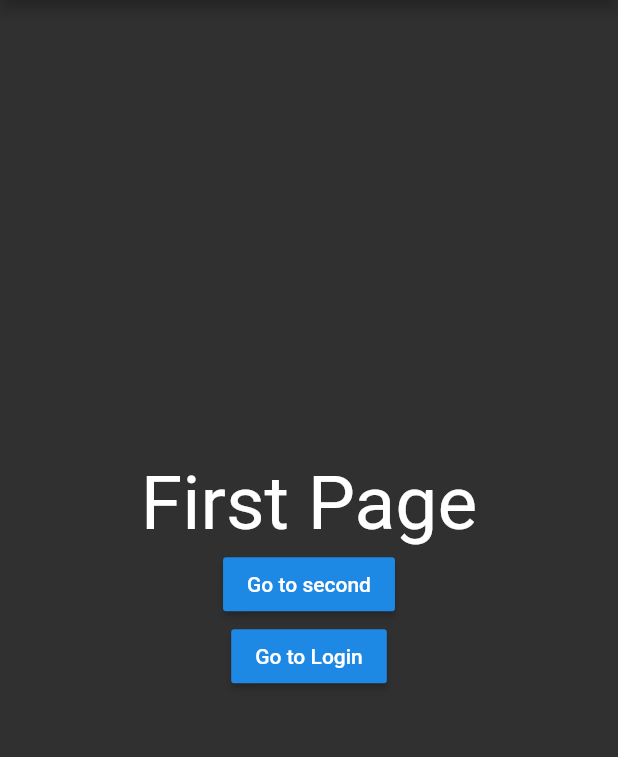
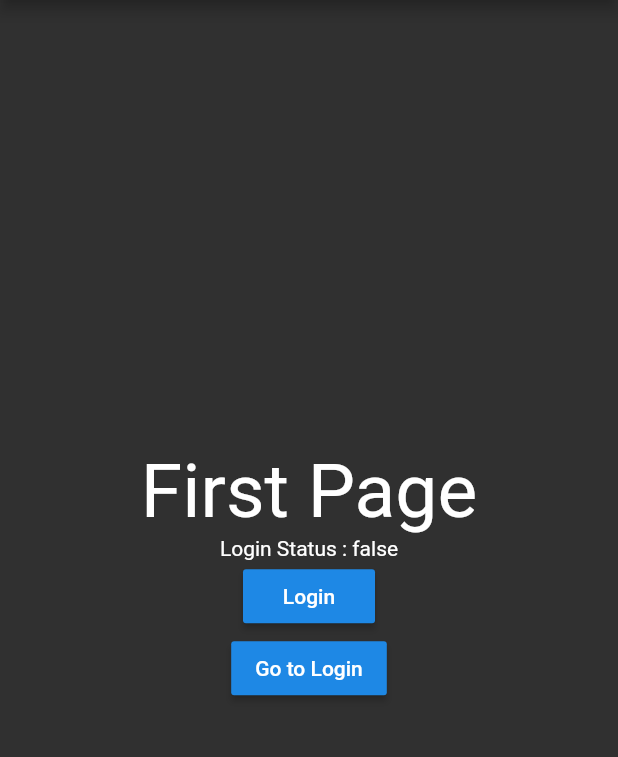
Before and after one commit to ChangJoo-Park/template_flutter_listing_app, a Flutter app: the screen it shows after launch, on a phone screen of 412 x 824 dp, the part 84-841 px from its top. Run offline on Flutter 3.47's test engine with Material 2 defaults, Android fonts, the phone set to English and light mode, and no system bars.

Commit message:
Implement AccountState.loggedIn to home_page

```diff
--- a/lib/widgets/pages/home_page.dart
+++ b/lib/widgets/pages/home_page.dart
@@ -1,9 +1,13 @@
 import 'package:flutter/material.dart';
+import 'package:provider/provider.dart';
+
 import '../drawer.dart';
+import '../../states/account_state.dart';
 
 class HomePage extends StatelessWidget {
   @override
   Widget build(BuildContext context) {
+    final $account = Provider.of<AccountState>(context);
     return Scaffold(
       appBar: AppBar(
         title: Text('Routing App'),
@@ -17,21 +21,29 @@ class HomePage extends StatelessWidget {
               'First Page',
               style: TextStyle(fontSize: 50),
             ),
-            RaisedButton(
-              child: Text('Go to second'),
-              onPressed: () {
-                Navigator.of(context).pushNamed(
-                  '/second',
-                  arguments: 'Hello there from the first page!',
-                );
-              },
+            Text(
+              'Login Status : ${$account.loggedIn}',
             ),
-            RaisedButton(
-              child: Text('Go to Login'),
-              onPressed: () {
-                Navigator.pushReplacementNamed(context, '/login');
-              },
-            ),
+            $account.loggedIn
+                ? RaisedButton(
+                    child: Text('Logout'),
+                    onPressed: Provider.of<AccountState>(context).logout,
+                  )
+                : RaisedButton(
+                    child: Text('Login'),
+                    onPressed: Provider.of<AccountState>(context).login,
+                  ),
+            $account.loggedIn
+                ? RaisedButton(
+                    child: Text('Go to second'),
+                    onPressed: () => Navigator.of(context).pushNamed('/second',
+                        arguments: 'Hello there from the first page!'),
+                  )
+                : RaisedButton(
+                    child: Text('Go to Login'),
+                    onPressed: () =>
+                        Navigator.pushReplacementNamed(context, '/login'),
+                  ),
           ],
         ),
       ),
```
